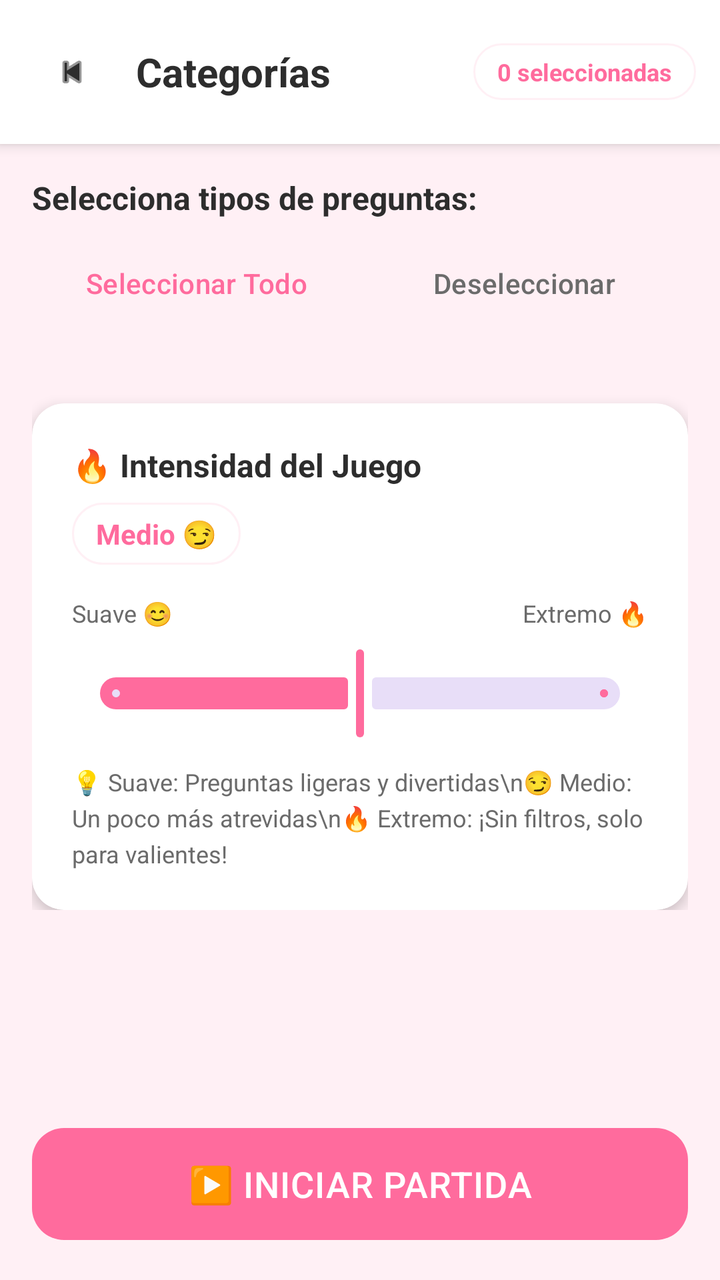
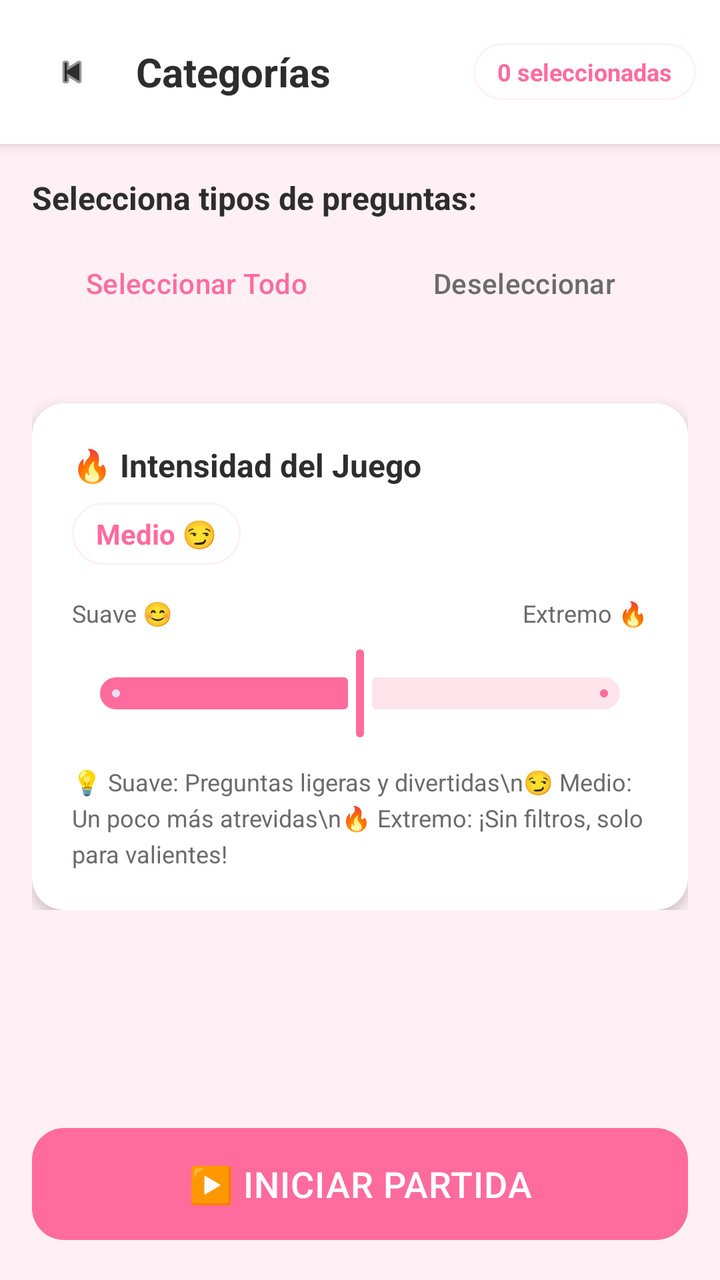

Before-and-after screenshots of an Android layout around one commit, followed by the original layout XML and the change that was made.
<!-- AndroidManifest.xml: application theme Theme.PreguntasCalientes -->
<!-- res/layout/activity_categories.xml -->
<?xml version="1.0" encoding="utf-8"?>
<androidx.constraintlayout.widget.ConstraintLayout xmlns:android="http://schemas.android.com/apk/res/android"
    xmlns:app="http://schemas.android.com/apk/res-auto"
    android:layout_width="match_parent"
    android:layout_height="match_parent"
    android:background="@color/background">

    
    <androidx.cardview.widget.CardView
        android:id="@+id/toolbar"
        android:layout_width="0dp"
        android:layout_height="wrap_content"
        app:cardCornerRadius="0dp"
        app:cardElevation="4dp"
        app:layout_constraintEnd_toEndOf="parent"
        app:layout_constraintStart_toStartOf="parent"
        app:layout_constraintTop_toTopOf="parent">

        <LinearLayout
            android:layout_width="match_parent"
            android:layout_height="wrap_content"
            android:background="@color/white"
            android:gravity="center_vertical"
            android:orientation="horizontal"
            android:padding="12dp">

            <com.google.android.material.button.MaterialButton
                android:id="@+id/btnBack"
                style="@style/Widget.Material3.Button.IconButton"
                android:layout_width="48dp"
                android:layout_height="48dp"
                android:insetTop="0dp"
                android:insetBottom="0dp"
                app:icon="@android:drawable/ic_media_previous"
                app:iconTint="@color/text_primary" />

            <TextView
                android:layout_width="0dp"
                android:layout_height="wrap_content"
                android:layout_weight="1"
                android:layout_marginStart="8dp"
                android:text="Categorías"
                android:textColor="@color/text_primary"
                android:textSize="20sp"
                android:textStyle="bold" />

            <TextView
                android:id="@+id/textSelectedCount"
                android:layout_width="wrap_content"
                android:layout_height="wrap_content"
                android:background="@drawable/bg_card"
                android:paddingStart="12dp"
                android:paddingEnd="12dp"
                android:paddingTop="6dp"
                android:paddingBottom="6dp"
                android:text="0 seleccionadas"
                android:textColor="@color/primary"
                android:textSize="12sp"
                android:textStyle="bold" />
        </LinearLayout>
    </androidx.cardview.widget.CardView>

    <ScrollView
        android:layout_width="0dp"
        android:layout_height="0dp"
        android:clipToPadding="false"
        android:paddingBottom="16dp"
        app:layout_constraintBottom_toTopOf="@id/btnStartMatch"
        app:layout_constraintEnd_toEndOf="parent"
        app:layout_constraintStart_toStartOf="parent"
        app:layout_constraintTop_toBottomOf="@id/toolbar">

        <LinearLayout
            android:layout_width="match_parent"
            android:layout_height="wrap_content"
            android:orientation="vertical"
            android:padding="16dp">

            <TextView
                android:layout_width="wrap_content"
                android:layout_height="wrap_content"
                android:text="Selecciona tipos de preguntas:"
                android:textColor="@color/text_primary"
                android:textSize="16sp"
                android:textStyle="bold" />

            <LinearLayout
                android:layout_width="match_parent"
                android:layout_height="wrap_content"
                android:layout_marginTop="8dp"
                android:orientation="horizontal">

                <com.google.android.material.button.MaterialButton
                    android:id="@+id/btnSelectAll"
                    style="@style/Widget.Material3.Button.TextButton"
                    android:layout_width="0dp"
                    android:layout_height="wrap_content"
                    android:layout_weight="1"
                    android:text="Seleccionar Todo"
                    android:textColor="@color/primary" />

                <com.google.android.material.button.MaterialButton
                    android:id="@+id/btnDeselectAll"
                    style="@style/Widget.Material3.Button.TextButton"
                    android:layout_width="0dp"
                    android:layout_height="wrap_content"
                    android:layout_weight="1"
                    android:text="Deseleccionar"
                    android:textColor="@color/text_secondary" />
            </LinearLayout>

            <com.google.android.material.chip.ChipGroup
                android:id="@+id/chipGroupCategories"
                android:layout_width="match_parent"
                android:layout_height="wrap_content"
                android:layout_marginTop="12dp"
                app:chipSpacingHorizontal="12dp"
                app:chipSpacingVertical="12dp"
                app:singleLine="false" />

            
            <androidx.cardview.widget.CardView
                android:layout_width="match_parent"
                android:layout_height="wrap_content"
                android:layout_marginTop="24dp"
                app:cardCornerRadius="16dp"
                app:cardElevation="4dp">

                <LinearLayout
                    android:layout_width="match_parent"
                    android:layout_height="wrap_content"
                    android:orientation="vertical"
                    android:padding="20dp">

                    <TextView
                        android:layout_width="wrap_content"
                        android:layout_height="wrap_content"
                        android:text="🔥 Intensidad del Juego"
                        android:textColor="@color/text_primary"
                        android:textSize="16sp"
                        android:textStyle="bold" />

                    <TextView
                        android:id="@+id/textIntensityValue"
                        android:layout_width="wrap_content"
                        android:layout_height="wrap_content"
                        android:layout_marginTop="8dp"
                        android:background="@drawable/bg_card"
                        android:paddingStart="12dp"
                        android:paddingEnd="12dp"
                        android:paddingTop="6dp"
                        android:paddingBottom="6dp"
                        android:text="Medio 😏"
                        android:textColor="@color/primary"
                        android:textSize="14sp"
                        android:textStyle="bold" />

                    <LinearLayout
                        android:layout_width="match_parent"
                        android:layout_height="wrap_content"
                        android:layout_marginTop="16dp"
                        android:orientation="horizontal">

                        <TextView
                            android:id="@+id/textIntensityLow"
                            android:layout_width="wrap_content"
                            android:layout_height="wrap_content"
                            android:text="Suave 😊"
                            android:textColor="@color/text_secondary"
                            android:textSize="12sp" />

                        <View
                            android:layout_width="0dp"
                            android:layout_height="0dp"
                            android:layout_weight="1" />

                        <TextView
                            android:id="@+id/textIntensityHigh"
                            android:layout_width="wrap_content"
                            android:layout_height="wrap_content"
                            android:text="Extremo 🔥"
                            android:textColor="@color/text_secondary"
                            android:textSize="12sp" />
                    </LinearLayout>

                    <com.google.android.material.slider.Slider
                        android:id="@+id/sliderIntensity"
                        android:layout_width="match_parent"
                        android:layout_height="wrap_content"
                        android:layout_marginTop="8dp"
                        android:value="2"
                        android:valueFrom="1"
                        android:valueTo="3"
                        android:stepSize="1"
                        app:activeTrackColor="@color/primary"
                        app:inactiveTrackColor="#FFE4EC"
                        app:thumbColor="@color/primary" />

                    <TextView
                        android:layout_width="match_parent"
                        android:layout_height="wrap_content"
                        android:layout_marginTop="12dp"
                        android:text="💡 Suave: Preguntas ligeras y divertidas\n😏 Medio: Un poco más atrevidas\n🔥 Extremo: ¡Sin filtros, solo para valientes!"
                        android:textColor="@color/text_secondary"
                        android:textSize="12sp"
                        android:lineSpacingExtra="4dp" />
                </LinearLayout>
            </androidx.cardview.widget.CardView>

        </LinearLayout>
    </ScrollView>

    <com.google.android.material.button.MaterialButton
        android:id="@+id/btnStartMatch"
        style="@style/Widget.PreguntasCalientes.Button"
        android:layout_width="0dp"
        android:layout_height="64dp"
        android:layout_margin="16dp"
        android:enabled="false"
        android:text="▶️ INICIAR PARTIDA"
        android:textSize="18sp"
        app:cornerRadius="16dp"
        app:layout_constraintBottom_toBottomOf="parent"
        app:layout_constraintEnd_toEndOf="parent"
        app:layout_constraintStart_toStartOf="parent" />

</androidx.constraintlayout.widget.ConstraintLayout>
<!-- resources referenced by this layout -->
<resources>
  <color name="background">#FFF0F5</color>
  <color name="primary">#FF6B9D</color>
  <color name="text_primary">#2D2D2D</color>
  <color name="text_secondary">#6B6B6B</color>
  <color name="white">#FFFFFF</color>
  <!-- drawable bg_card (drawable) -->
  <?xml version="1.0" encoding="utf-8"?>
  <shape xmlns:android="http://schemas.android.com/apk/res/android"
      android:shape="rectangle">
      <solid android:color="@color/white"/>
      <corners android:radius="20dp"/>
      <stroke android:width="1dp" android:color="#1AFF6B9D"/>
  </shape>
  <style name="Widget.PreguntasCalientes.Button" parent="Widget.Material3.Button">
          <item name="android:textColor">@color/white</item>
          <item name="backgroundTint">@color/primary</item>
          <item name="cornerRadius">16dp</item>
          <item name="android:textAllCaps">false</item>
          <item name="android:letterSpacing">0.02</item>
      </style>
  <style name="Theme.PreguntasCalientes" parent="Base.Theme.PreguntasCalientes" />
  <style name="Base.Theme.PreguntasCalientes" parent="Theme.Material3.DayNight.NoActionBar">
          <item name="colorPrimary">@color/primary</item>
          <item name="colorPrimaryVariant">@color/primary_dark</item>
          <item name="colorOnPrimary">@color/white</item>
          <item name="colorSecondary">@color/secondary</item>
          <item name="colorSecondaryVariant">@color/secondary_dark</item>
          <item name="colorOnSecondary">@color/white</item>
          <item name="android:statusBarColor">@color/primary_dark</item>
          <item name="android:navigationBarColor">@color/white</item>
          <item name="android:windowLightStatusBar">false</item>
      </style>
  <color name="primary_dark">#C73866</color>
  <color name="secondary">#C73866</color>
  <color name="secondary_dark">#A02A4F</color>
</resources>

<!-- the commit's change to res/layout/activity_categories.xml (unified diff, before → after) -->
@@ -192,8 +192,8 @@
                         android:valueFrom="1"
                         android:valueTo="3"
                         android:stepSize="1"
-                        app:activeTrackColor="@color/primary"
-                        app:inactiveTrackColor="#FFE4EC"
+                        app:trackColorActive="@color/primary"
+                        app:trackColorInactive="#FFE4EC"
                         app:thumbColor="@color/primary" />
 
                     <TextView
